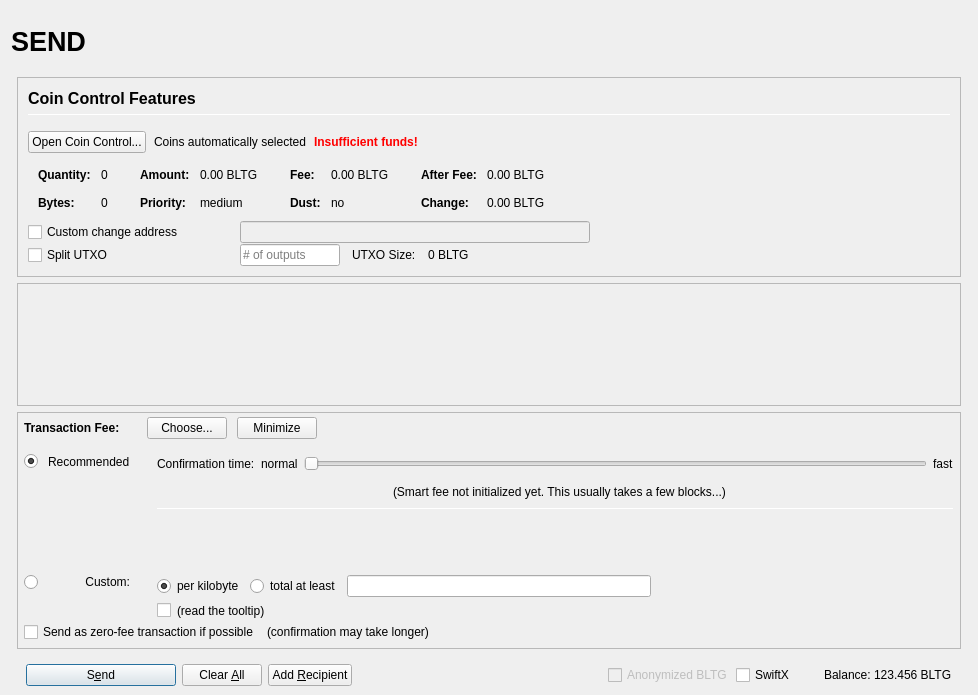
Block-Logic-Technology-Group/bltg, file src/qt/forms/sendcoinsdialog.ui: the form before one commit.
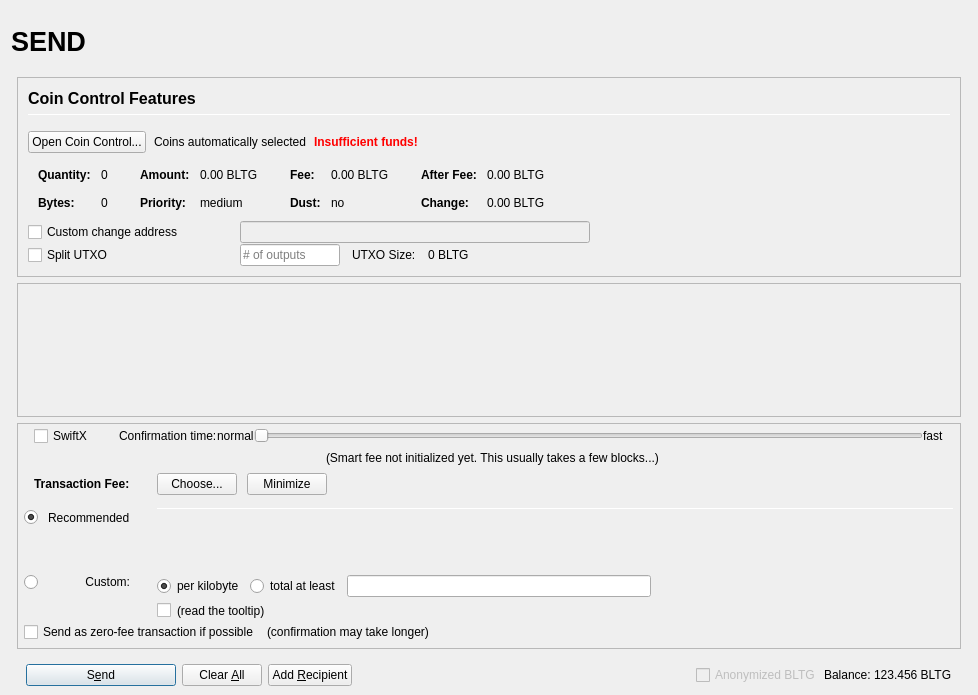
The form after the commit. Icons and pictures are not drawn. Custom widgets are drawn as their Qt base class.

What changed in the file:
```diff
--- a/src/qt/forms/sendcoinsdialog.ui
+++ b/src/qt/forms/sendcoinsdialog.ui
@@ -898,7 +898,7 @@
              <x>0</x>
              <y>0</y>
              <width>944</width>
-             <height>68</height>
+             <height>69</height>
             </rect>
            </property>
            <layout class="QVBoxLayout" name="verticalLayout_2" stretch="0,1">
@@ -975,7 +975,7 @@
             <number>0</number>
            </property>
            <item>
-            <layout class="QVBoxLayout" name="verticalLayoutFee2" stretch="0,0,0">
+            <layout class="QVBoxLayout" name="verticalLayoutFee2" stretch="0,0,0,0">
              <property name="spacing">
               <number>0</number>
              </property>
@@ -988,8 +988,179 @@
              <property name="rightMargin">
               <number>6</number>
              </property>
+             <item>
+              <layout class="QVBoxLayout" name="verticalLayout_feeConf">
+               <property name="spacing">
+                <number>0</number>
+               </property>
+               <property name="leftMargin">
+                <number>10</number>
+               </property>
+               <property name="rightMargin">
+                <number>10</number>
+               </property>
+               <property name="bottomMargin">
+                <number>5</number>
+               </property>
+               <item>
+                <layout class="QHBoxLayout" name="horizontalLayoutFee9">
+                 <item>
+                  <widget class="QCheckBox" name="checkSwiftTX">
+                   <property name="enabled">
+                    <bool>true</bool>
+                   </property>
+                   <property name="minimumSize">
+                    <size>
+                     <width>85</width>
+                     <height>0</height>
+                    </size>
+                   </property>
+                   <property name="toolTip">
+                    <string>SwiftX technology allows for near instant transactions - A flat fee of 0.01 BLTG applies</string>
+                   </property>
+                   <property name="text">
+                    <string>SwiftX</string>
+                   </property>
+                  </widget>
+                 </item>
+                 <item>
+                  <widget class="QLabel" name="labelSmartFee3">
+                   <property name="text">
+                    <string>Confirmation time:</string>
+                   </property>
+                   <property name="margin">
+                    <number>2</number>
+                   </property>
+                  </widget>
+                 </item>
+                 <item>
+                  <widget class="QLabel" name="labelSmartFeeNormal">
+                   <property name="text">
+                    <string>normal</string>
+                   </property>
+                   <property name="margin">
+                    <number>8</number>
+                   </property>
+                  </widget>
+                 </item>
+                 <item>
+                  <widget class="QSlider" name="sliderSmartFee">
+                   <property name="minimumSize">
+                    <size>
+                     <width>0</width>
+                     <height>24</height>
+                    </size>
+                   </property>
+                   <property name="minimum">
+                    <number>0</number>
+                   </property>
+                   <property name="maximum">
+                    <number>24</number>
+                   </property>
+                   <property name="pageStep">
+                    <number>1</number>
+                   </property>
+                   <property name="value">
+                    <number>0</number>
+                   </property>
+                   <property name="orientation">
+                    <enum>Qt::Horizontal</enum>
+                   </property>
+                   <property name="invertedAppearance">
+                    <bool>false</bool>
+                   </property>
+                   <property name="invertedControls">
+                    <bool>false</bool>
+                   </property>
+                   <property name="tickPosition">
+                    <enum>QSlider::NoTicks</enum>
+                   </property>
+                  </widget>
+                 </item>
+                 <item>
+                  <widget class="QLabel" name="labelSmartFeeFast">
+                   <property name="text">
+                    <string>fast</string>
+                   </property>
+                   <property name="margin">
+                    <number>8</number>
+                   </property>
+                  </widget>
+                 </item>
+                </layout>
+               </item>
+               <item>
+                <layout class="QHBoxLayout" name="horizontalLayout_recommended_texts">
+                 <property name="spacing">
+                  <number>0</number>
+                 </property>
+                 <item>
+                  <spacer name="horizontalSpacer_8">
+                   <property name="orientation">
+                    <enum>Qt::Horizontal</enum>
+                   </property>
+                   <property name="sizeHint" stdset="0">
+                    <size>
+                     <width>40</width>
+                     <height>20</height>
+                    </size>
+                   </property>
+                  </spacer>
+                 </item>
+                 <item>
+                  <widget class="QLabel" name="labelFeeEstimation">
+                   <property name="text">
+                    <string/>
+                   </property>
+                   <property name="margin">
+                    <number>2</number>
+                   </property>
+                  </widget>
+                 </item>
+                 <item>
+                  <widget class="QLabel" name="labelSmartFee2">
+                   <property name="text">
+                    <string>(Smart fee not initialized yet. This usually takes a few blocks...)</string>
+                   </property>
+                   <property name="alignment">
+                    <set>Qt::AlignLeading|Qt::AlignLeft|Qt::AlignVCenter</set>
+                   </property>
+                   <property name="wordWrap">
+                    <bool>false</bool>
+                   </property>
+                   <property name="margin">
+                    <number>2</number>
+                   </property>
+                   <property name="indent">
+                    <number>-1</number>
+                   </property>
+                  </widget>
+                 </item>
+                 <item>
+                  <spacer name="horizontalSpacer_3">
+                   <property name="orientation">
+                    <enum>Qt::Horizontal</enum>
+                   </property>
+                   <property name="sizeHint" stdset="0">
+                    <size>
+                     <width>40</width>
+                     <height>20</height>
+                    </size>
+                   </property>
+                  </spacer>
+                 </item>
+                </layout>
+               </item>
+              </layout>
+             </item>
              <item>
               <layout class="QHBoxLayout" name="horizontalLayoutFee1">
+               <property name="leftMargin">
+                <number>10</number>
+               </property>
+               <property name="rightMargin">
+                <number>10</number>
+               </property>
                <property name="bottomMargin">
                 <number>0</number>
                </property>
@@ -998,22 +1169,6 @@
                  <property name="spacing">
                   <number>0</number>
                  </property>
-                 <item>
-                  <spacer name="verticalSpacerSmartFee">
-                   <property name="orientation">
-                    <enum>Qt::Vertical</enum>
-                   </property>
-                   <property name="sizeType">
-                    <enum>QSizePolicy::Fixed</enum>
-                   </property>
-                   <property name="sizeHint" stdset="0">
-                    <size>
-                     <width>1</width>
-                     <height>4</height>
-                    </size>
-                   </property>
-                  </spacer>
-                 </item>
                  <item>
                   <layout class="QHBoxLayout" name="horizontalLayoutSmartFee">
                    <property name="spacing">
@@ -1290,7 +1445,7 @@
                    </widget>
                   </item>
                   <item row="0" column="4" rowspan="3">
-                   <layout class="QVBoxLayout" name="verticalLayoutFee3" stretch="0,0,0,0,1,0">
+                   <layout class="QVBoxLayout" name="verticalLayoutFee3" stretch="0,0,0,0">
                     <property name="spacing">
                      <number>6</number>
                     </property>
@@ -1300,133 +1455,6 @@
                     <property name="bottomMargin">
                      <number>20</number>
                     </property>
-                    <item>
-                     <layout class="QHBoxLayout" name="horizontalLayoutFee9">
-                      <item>
-                       <widget class="QLabel" name="labelSmartFee3">
-                        <property name="text">
-                         <string>Confirmation time:</string>
-                        </property>
-                        <property name="margin">
-                         <number>2</number>
-                        </property>
-                       </widget>
-                      </item>
-                      <item>
-                       <widget class="QLabel" name="labelSmartFeeNormal">
-                        <property name="text">
-                         <string>normal</string>
-                        </property>
-                        <property name="margin">
-                         <number>2</number>
-                        </property>
-                       </widget>
-                      </item>
-                      <item>
-                       <widget class="QSlider" name="sliderSmartFee">
-                        <property name="minimumSize">
-                         <size>
-                          <width>0</width>
-                          <height>24</height>
-                         </size>
-                        </property>
-                        <property name="minimum">
-                         <number>0</number>
-                        </property>
-                        <property name="maximum">
-                         <number>24</number>
-                        </property>
-                        <property name="pageStep">
-                         <number>1</number>
-                        </property>
-                        <property name="value">
-                         <number>0</number>
-                        </property>
-                        <property name="orientation">
-                         <enum>Qt::Horizontal</enum>
-                        </property>
-                        <property name="invertedAppearance">
-                         <bool>false</bool>
-                        </property>
-                        <property name="invertedControls">
-                         <bool>false</bool>
-                        </property>
-                        <property name="tickPosition">
-                         <enum>QSlider::NoTicks</enum>
-                        </property>
-                       </widget>
-                      </item>
-                      <item>
-                       <widget class="QLabel" name="labelSmartFeeFast">
-                        <property name="text">
-                         <string>fast</string>
-                        </property>
-                       </widget>
-                      </item>
-                     </layout>
-                    </item>
-                    <item>
-                     <layout class="QHBoxLayout" name="horizontalLayout_recommended_texts">
-                      <property name="spacing">
-                       <number>0</number>
-                      </property>
-                      <item>
-                       <spacer name="horizontalSpacer_8">
-                        <property name="orientation">
-                         <enum>Qt::Horizontal</enum>
-                        </property>
-                        <property name="sizeHint" stdset="0">
-                         <size>
-                          <width>40</width>
-                          <height>20</height>
-                         </size>
-                        </property>
-                       </spacer>
-                      </item>
-                      <item>
-                       <widget class="QLabel" name="labelFeeEstimation">
-                        <property name="text">
-                         <string/>
-                        </property>
-                        <property name="margin">
-                         <number>2</number>
-                        </property>
-                       </widget>
-                      </item>
-                      <item>
-                       <widget class="QLabel" name="labelSmartFee2">
-                        <property name="text">
-                         <string>(Smart fee not initialized yet. This usually takes a few blocks...)</string>
-                        </property>
-                        <property name="alignment">
-                         <set>Qt::AlignLeading|Qt::AlignLeft|Qt::AlignVCenter</set>
-                        </property>
-                        <property name="wordWrap">
-                         <bool>false</bool>
-                        </property>
-                        <property name="margin">
-                         <number>2</number>
-                        </property>
-                        <property name="indent">
-                         <number>-1</number>
-                        </property>
-                       </widget>
-                      </item>
-                      <item>
-                       <spacer name="horizontalSpacer_3">
-                        <property name="orientation">
-                         <enum>Qt::Horizontal</enum>
-                        </property>
-                        <property name="sizeHint" stdset="0">
-                         <size>
-                          <width>40</width>
-                          <height>20</height>
-                         </size>
-                        </property>
-                       </spacer>
-                      </item>
-                     </layout>
-                    </item>
                     <item>
                      <widget class="Line" name="line_2">
                       <property name="minimumSize">
@@ -1690,22 +1718,6 @@
                </property>
               </widget>
              </item>
-             <item>
-              <widget class="QCheckBox" name="checkSwiftTX">
-               <property name="enabled">
-                <bool>true</bool>
-               </property>
-               <property name="minimumSize">
-                <size>
-                 <width>85</width>
-                 <height>0</height>
-                </size>
-               </property>
-               <property name="text">
-                <string>SwiftX</string>
-               </property>
-              </widget>
-             </item>
              <item>
               <widget class="QLabel" name="label">
                <property name="text">
```
Left out of the diff: 46 changed lines with no effect on the pictures.
